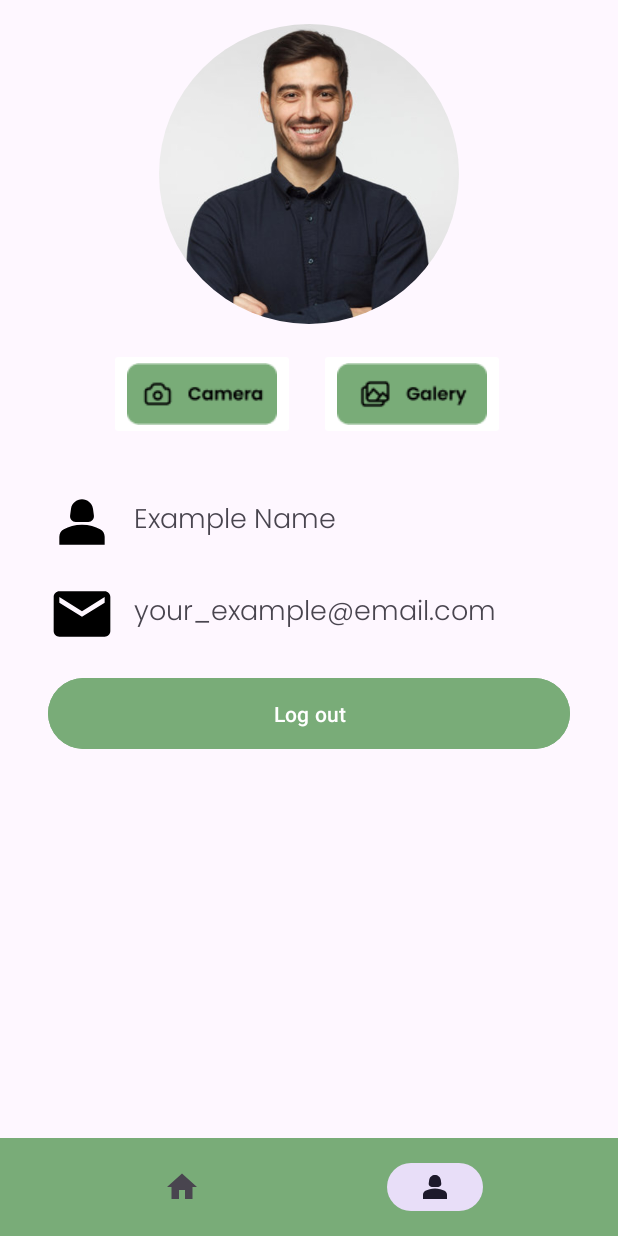
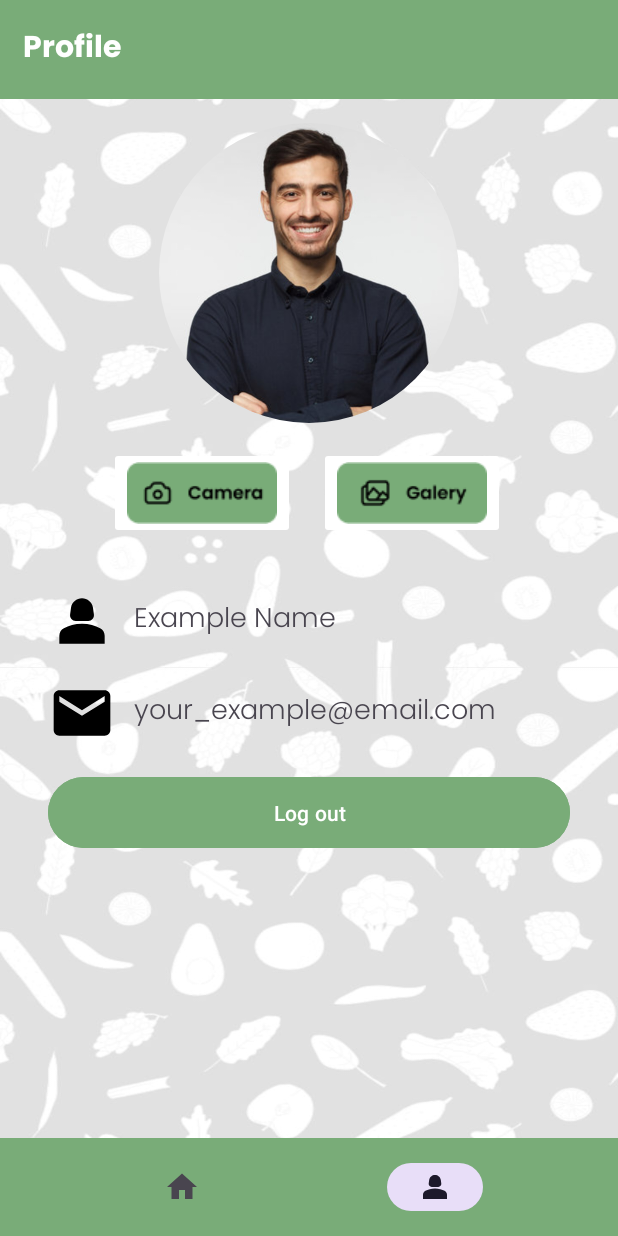
Before and after one commit to VeggieHealth/Mobile-Project, an Android app: the PersonFragment screen opened through its navigation route, on a phone screen of 412 x 824 dp. Run offline under Robolectric (Android 15) with nearby library versions, the phone set to English and light mode, and no system bars; our stand-ins replace CircleImageView, navigation-ui.

Commit message:
Membuat nav atas, List dan list Item

```diff
--- a/app/src/main/AndroidManifest.xml
+++ b/app/src/main/AndroidManifest.xml
@@ -12,6 +12,9 @@
         android:supportsRtl="true"
         android:theme="@style/Theme.VeggieHealth"
         tools:targetApi="31">
+        <activity
+            android:name=".ui.list.VeggieListActivity"
+            android:exported="false" />
         <activity
             android:name=".ui.register.RegisterActivity"
             android:exported="false" />
--- a/app/src/main/res/layout/activity_login.xml
+++ b/app/src/main/res/layout/activity_login.xml
@@ -32,6 +32,7 @@
 
     <ImageView
         android:id="@+id/imageView"
+
         android:layout_width="266dp"
         android:layout_height="190dp"
         android:layout_marginTop="16dp"
--- a/app/src/main/res/layout/fragment_person.xml
+++ b/app/src/main/res/layout/fragment_person.xml
@@ -4,7 +4,35 @@
     xmlns:tools="http://schemas.android.com/tools"
     android:layout_width="match_parent"
     android:layout_height="match_parent"
+    android:background="@drawable/backgroundhome"
     tools:context=".ui.person.PersonFragment">
+
+    <com.google.android.material.navigation.NavigationView
+        android:id="@+id/appBarLayout"
+        android:layout_width="match_parent"
+        android:layout_height="wrap_content"
+        android:backgroundTint="@color/green_2"
+        android:padding="15dp"
+        app:layout_constraintEnd_toEndOf="parent"
+        app:layout_constraintStart_toStartOf="parent"
+        app:layout_constraintTop_toTopOf="parent">
+
+        <TextView
+            android:id="@+id/tvList"
+            android:layout_width="wrap_content"
+            android:layout_height="wrap_content"
+            android:fontFamily="@font/poppins_bold"
+            android:text="Profile"
+            android:textAlignment="center"
+            android:textColor="@color/white"
+            android:textSize="20dp"
+            app:layout_constraintBottom_toBottomOf="parent"
+            app:layout_constraintEnd_toEndOf="parent"
+            app:layout_constraintStart_toStartOf="parent"
+            app:layout_constraintTop_toTopOf="parent" />
+
+
+    </com.google.android.material.navigation.NavigationView>
 
     <de.hdodenhof.circleimageview.CircleImageView
         android:id="@+id/circleImageView"
@@ -14,7 +42,7 @@
         android:src="@drawable/teszz"
         app:layout_constraintEnd_toEndOf="parent"
         app:layout_constraintStart_toStartOf="parent"
-        app:layout_constraintTop_toTopOf="parent" />
+        app:layout_constraintTop_toBottomOf="@+id/appBarLayout" />
 
     <androidx.constraintlayout.widget.Guideline
         android:id="@+id/guideline4"
--- a/app/src/main/res/values-night/themes.xml
+++ /dev/null
@@ -1,7 +0,0 @@
-<resources xmlns:tools="http://schemas.android.com/tools">
-    <!-- Base application theme. -->
-    <style name="Base.Theme.VeggieHealth" parent="Theme.Material3.DayNight">
-        <!-- Customize your dark theme here. -->
-        <!-- <item name="colorPrimary">@color/my_dark_primary</item> -->
-    </style>
-</resources>
--- a/app/src/main/res/values/strings.xml
+++ b/app/src/main/res/values/strings.xml
@@ -22,6 +22,7 @@
     <string name="the_vegetables">The Vegetables</string>
     <string name="desc_list_veg">Come on, get to know the various types of vegetables and their benefits for human health that we don\'t yet know about</string>
     <string name="button_list">Go to list</string>
+    <string name="back">Back</string>
 
     <string name="camera">Camera</string>
     <string name="galery">Galery</string>
--- a/app/src/main/res/values/themes.xml
+++ b/app/src/main/res/values/themes.xml
@@ -1,8 +1,8 @@
 <resources xmlns:tools="http://schemas.android.com/tools">
     <!-- Base application theme. -->
-    <style name="Base.Theme.VeggieHealth" parent="Theme.Material3.DayNight">
+    <style name="Base.Theme.VeggieHealth" parent="Theme.Material3.Light">
         <!-- Customize your light theme here. -->
-        <!-- <item name="colorPrimary">@color/my_light_primary</item> -->
+         <item name="colorPrimary">@color/green_2</item>
     </style>
 
     <style name="Theme.VeggieHealth" parent="Base.Theme.VeggieHealth" />
```
Also changed, not shown: app/src/main/java/com/example/veggiehealth/ui/list/VeggieListActivity.kt (added, +12 -0 lines), app/src/main/res/drawable/baseline_arrow_back_24.xml (added, +7 -0 lines), app/src/main/res/layout/activity_veggie_list.xml (added, +73 -0 lines), app/src/main/res/layout/fragment_home.xml (+31 -2 lines), app/src/main/res/layout/veggie_list_item.xml (added, +42 -0 lines).
